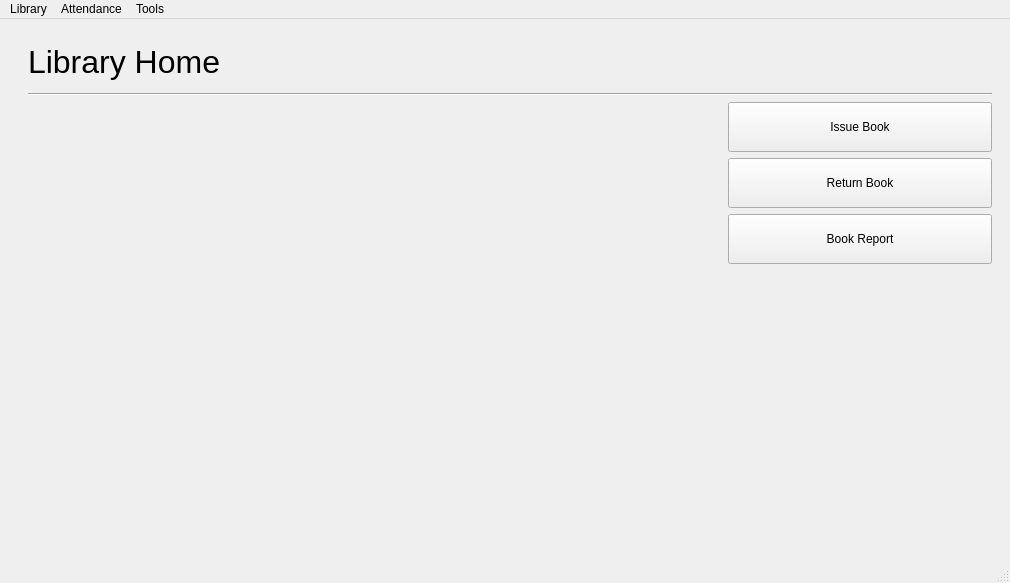
Old version of the form mainlibrarywindow.ui in the repository AJigsawnHalo/Aklatan.
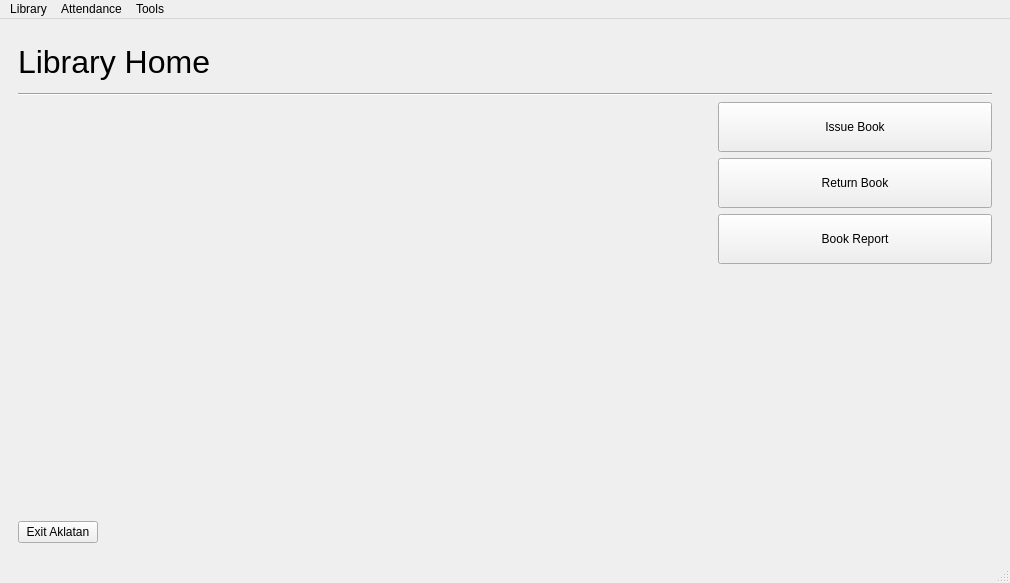
New version of the form. The open tabs and pages were chosen to show the change.

```diff
--- a/mainlibrarywindow.ui
+++ b/mainlibrarywindow.ui
@@ -21,8 +21,8 @@
        <number>2</number>
       </property>
       <widget class="QWidget" name="page">
-       <layout class="QGridLayout" name="gridLayout_5">
-        <item row="0" column="1">
+       <layout class="QGridLayout" name="gridLayout_11">
+        <item row="0" column="0">
          <widget class="QLabel" name="label">
           <property name="sizePolicy">
            <sizepolicy hsizetype="Minimum" vsizetype="Minimum">
@@ -55,7 +55,7 @@
           </property>
          </widget>
         </item>
-        <item row="1" column="1">
+        <item row="1" column="0">
          <widget class="Line" name="line">
           <property name="sizePolicy">
            <sizepolicy hsizetype="MinimumExpanding" vsizetype="Fixed">
@@ -68,23 +68,7 @@
           </property>
          </widget>
         </item>
-        <item row="0" column="0">
-         <spacer name="horizontalSpacer_2">
-          <property name="orientation">
-           <enum>Qt::Horizontal</enum>
-          </property>
-          <property name="sizeType">
-           <enum>QSizePolicy::Minimum</enum>
-          </property>
-          <property name="sizeHint" stdset="0">
-           <size>
-            <width>10</width>
-            <height>20</height>
-           </size>
-          </property>
-         </spacer>
-        </item>
-        <item row="2" column="1">
+        <item row="2" column="0">
          <layout class="QGridLayout" name="gridLayout_6">
           <item row="2" column="2">
            <widget class="QPushButton" name="homeIssueButton">
@@ -216,6 +200,30 @@
           </item>
          </layout>
         </item>
+        <item row="3" column="0">
+         <layout class="QGridLayout" name="gridLayout_5">
+          <item row="0" column="0">
+           <widget class="QPushButton" name="pushButton">
+            <property name="text">
+             <string>Exit Aklatan</string>
+            </property>
+           </widget>
+          </item>
+          <item row="0" column="1">
+           <spacer name="horizontalSpacer_2">
+            <property name="orientation">
+             <enum>Qt::Horizontal</enum>
+            </property>
+            <property name="sizeHint" stdset="0">
+             <size>
+              <width>40</width>
+              <height>20</height>
+             </size>
+            </property>
+           </spacer>
+          </item>
+         </layout>
+        </item>
        </layout>
       </widget>
       <widget class="QWidget" name="page_2">
```
Left out of the diff: 21 changed lines with no effect on the pictures.
